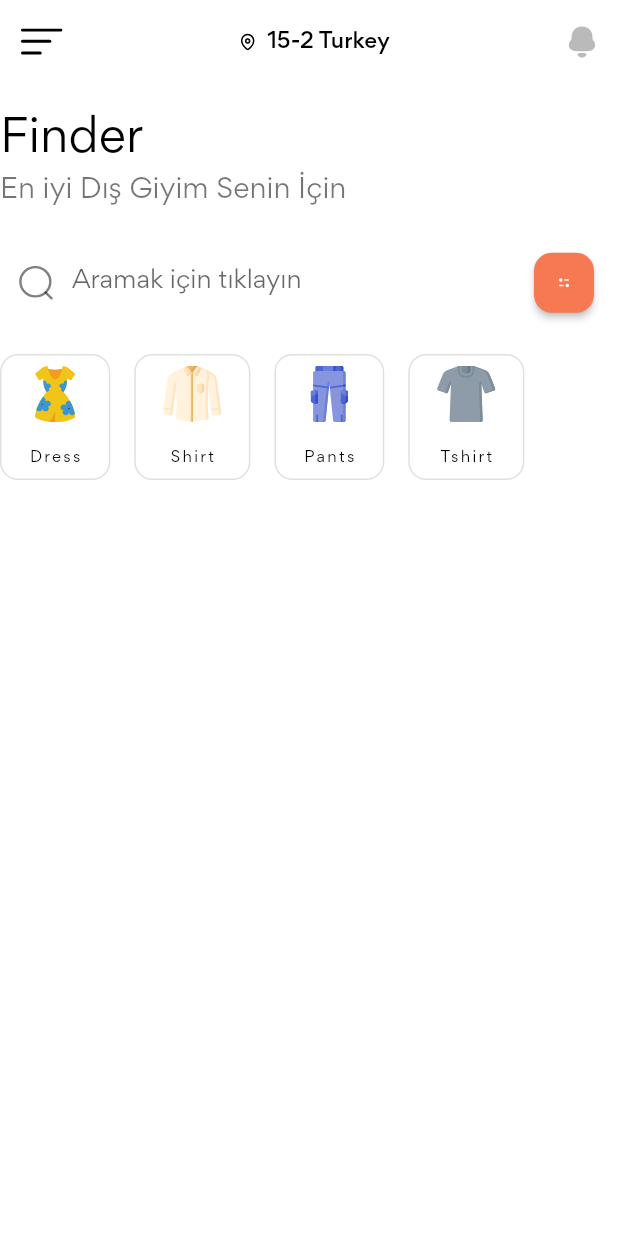
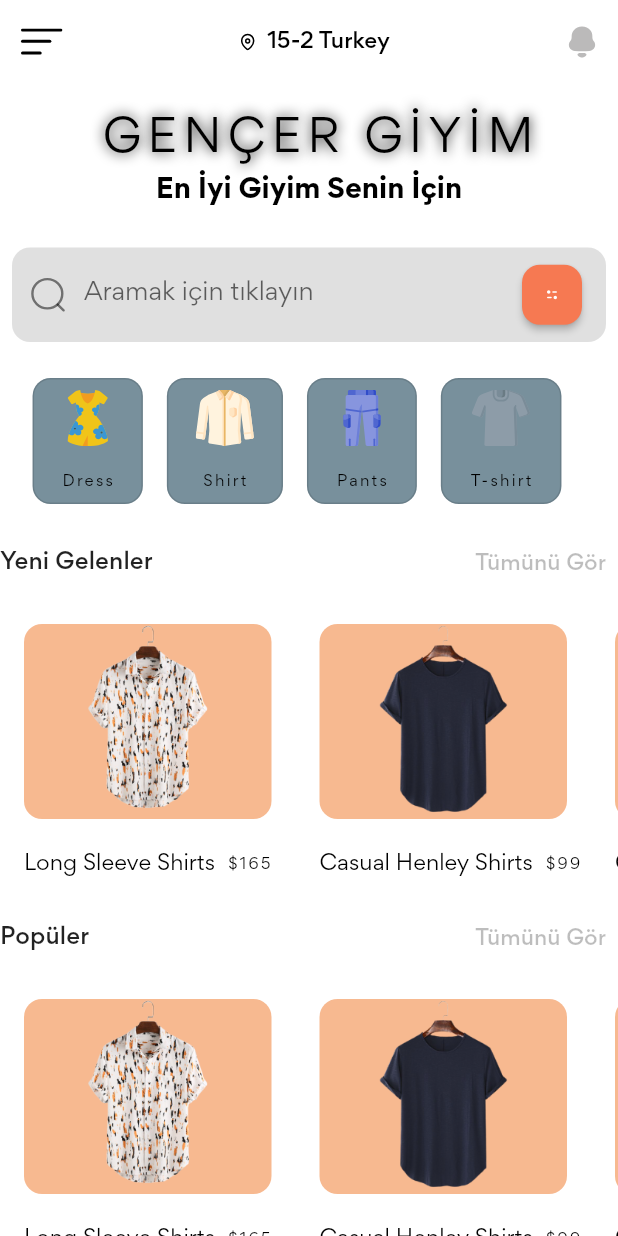
Before and after one commit to armangencer/ui_shop_app, a Flutter app: the screen it shows after launch, on a phone screen of 412 x 824 dp. Run offline on Flutter 3.47's test engine with Material 2 defaults, Android fonts, the phone set to English and light mode, and no system bars; our stand-ins replace flutter_svg.

Commit message:
second_commit
second_commit

```diff
--- a/lib/main.dart
+++ b/lib/main.dart
@@ -15,6 +15,7 @@ class MyApp extends StatelessWidget {
       debugShowCheckedModeBanner: false,
       title: 'Flutter Shop App',
       theme: ThemeData(
+
           scaffoldBackgroundColor: backgroundColor,
           primarySwatch: Colors.blue,
           fontFamily: "Gordita",
--- a/lib/models/category.dart
+++ b/lib/models/category.dart
@@ -19,6 +19,6 @@ List<Category> demo_categories = [
   ),
   Category(
     icon: "assets/icons/Tshirt.svg",
-    title: "Tshirt",
+    title: "T-shirt",
   ),
 ];
--- a/lib/models/product.dart
+++ b/lib/models/product.dart
@@ -18,24 +18,24 @@ List<Product> demo_product = [
     image: "assets/images/product_0.png",
     title: "Long Sleeve Shirts",
     price: 165,
-    bgColor: const Color(0xFFFEFBF9),
+    bgColor: const Color.fromARGB(255, 247, 185, 144),
   ),
   Product(
     image: "assets/images/product_1.png",
     title: "Casual Henley Shirts",
     price: 99,
-    bgColor: const Color(0xFFFEFBF9),
+    bgColor: const Color.fromARGB(255, 247, 185, 144),
   ),
   Product(
     image: "assets/images/product_2.png",
     title: "Curved Hem Shirts",
     price: 180,
-    bgColor: const Color(0xFFF8FEFB),
+    bgColor: const Color.fromARGB(255, 247, 185, 144),
   ),
   Product(
     image: "assets/images/product_3.png",
     title: "Casual Nolin",
     price: 149,
-    bgColor: const Color(0xFFEEEEED),
+    bgColor: const Color.fromARGB(255, 247, 185, 144),
   ),
 ];
--- a/lib/screens/components/categories.dart
+++ b/lib/screens/components/categories.dart
@@ -46,6 +46,7 @@ class CategoryCard extends StatelessWidget {
     return OutlinedButton(
         onPressed: press,
         style: OutlinedButton.styleFrom(
+            backgroundColor: Colors.blueGrey.shade400,
             shape: const RoundedRectangleBorder(
                 borderRadius:
                     BorderRadius.all(Radius.circular(defaultBorderRadius)))),
--- /dev/null
+++ b/lib/screens/components/new_arrival.dart
@@ -0,0 +1,41 @@
+import 'package:flutter/material.dart';
+import 'package:ui_shop_app/screens/components/product_card.dart';
+import 'package:ui_shop_app/screens/components/section_title.dart';
+
+import '../../models/product.dart';
+import '../constants.dart';
+
+class NewArrival extends StatelessWidget {
+  const NewArrival({
+    super.key,
+  });
+
+  @override
+  Widget build(BuildContext context) {
+    return Column(
+      children: [
+        SectionTitle(pressSeeAll: () {}, title: 'Yeni Gelenler'),
+        SingleChildScrollView(
+          scrollDirection: Axis.horizontal,
+          child: Row(
+            crossAxisAlignment: CrossAxisAlignment.start,
+            children: List.generate(
+              demo_product.length,
+              (index) => Padding(
+                padding: const EdgeInsets.only(
+                    right: defaultPadding, left: defaultPadding),
+                child: ProductCard(
+                  bgColor: demo_product[index].bgColor,
+                  image: demo_product[index].image,
+                  title: demo_product[index].title,
+                  price: demo_product[index].price,
+                  press: () {},
+                ),
+              ),
+            ),
+          ),
+        ),
+      ],
+    );
+  }
+}
--- /dev/null
+++ b/lib/screens/components/popular.dart
@@ -0,0 +1,42 @@
+import 'package:flutter/cupertino.dart';
+import 'package:flutter/material.dart';
+import 'package:ui_shop_app/screens/components/product_card.dart';
+import 'package:ui_shop_app/screens/components/section_title.dart';
+
+import '../../models/product.dart';
+import '../constants.dart';
+
+class Popular extends StatelessWidget {
+  const Popular({
+    super.key,
+  });
+
+  @override
+  Widget build(BuildContext context) {
+    return Column(
+      children: [
+        SectionTitle(pressSeeAll: () {}, title: 'Popüler'),
+        SingleChildScrollView(
+          scrollDirection: Axis.horizontal,
+          child: Row(
+            crossAxisAlignment: CrossAxisAlignment.start,
+            children: List.generate(
+              demo_product.length,
+              (index) => Padding(
+                padding: const EdgeInsets.only(
+                    right: defaultPadding, left: defaultPadding),
+                child: ProductCard(
+                  bgColor: demo_product[index].bgColor,
+                  image: demo_product[index].image,
+                  title: demo_product[index].title,
+                  price: demo_product[index].price,
+                  press: () {},
+                ),
+              ),
+            ),
+          ),
+        ),
+      ],
+    );
+  }
+}
--- /dev/null
+++ b/lib/screens/components/product_card.dart
@@ -0,0 +1,67 @@
+import 'package:flutter/material.dart';
+
+import '../constants.dart';
+
+class ProductCard extends StatelessWidget {
+  const ProductCard({
+    super.key,
+    required this.image,
+    required this.title,
+    required this.bgColor,
+    required this.price,
+    required this.press,
+  });
+
+  final String image, title;
+  final Color bgColor;
+  final int price;
+  final VoidCallback press;
+
+  @override
+  Widget build(BuildContext context) {
+    return GestureDetector(
+      onTap: press,
+      child: Container(
+        width: 165,
+        decoration: const BoxDecoration(
+            color: Colors.transparent,
+            borderRadius:
+                BorderRadius.all(Radius.circular(defaultBorderRadius))),
+        child: Column(
+          children: [
+            Padding(
+              padding: const EdgeInsets.symmetric(vertical: defaultPadding),
+              child: Container(
+                width: double.infinity,
+                decoration: BoxDecoration(
+                    color: bgColor,
+                    borderRadius: const BorderRadius.all(
+                        Radius.circular(defaultBorderRadius))),
+                child: Image.asset(
+                  image,
+                  height: 130,
+                ),
+              ),
+            ),
+            const SizedBox(height: defaultPadding / 4),
+            Row(
+              children: [
+                Text(
+                  title,
+                  style: const TextStyle(color: Colors.black),
+                ),
+                const SizedBox(
+                  width: defaultPadding / 2,
+                ),
+                Text(
+                  '\$$price',
+                  style: Theme.of(context).textTheme.labelSmall,
+                )
+              ],
+            ),
+          ],
+        ),
+      ),
+    );
+  }
+}
--- a/lib/screens/components/search_form.dart
+++ b/lib/screens/components/search_form.dart
@@ -11,11 +11,13 @@ class SearchForm extends StatelessWidget {
   @override
   Widget build(BuildContext context) {
     return Form(
+        child: Padding(
+      padding: const EdgeInsets.all(8.0),
       child: TextField(
         decoration: InputDecoration(
             hintText: "Aramak için tıklayın",
             filled: true,
-          fillColor: Colors.white,
+            fillColor: Colors.black12,
             border: outlineInputBorder,
             focusedBorder: outlineInputBorder,
             prefixIcon: Padding(
@@ -38,6 +40,7 @@ class SearchForm extends StatelessWidget {
                     child: SvgPicture.asset("assets/icons/Filter.svg")),
               ),
             )),
+      ),
     ));
   }
 }
--- /dev/null
+++ b/lib/screens/components/section_title.dart
@@ -0,0 +1,33 @@
+import 'package:flutter/material.dart';
+import 'package:ui_shop_app/screens/constants.dart';
+
+class SectionTitle extends StatelessWidget {
+  const SectionTitle({
+    super.key,
+    required this.title,
+    required this.pressSeeAll,
+  });
+  final String title;
+  final VoidCallback pressSeeAll;
+  @override
+  Widget build(BuildContext context) {
+    return Row(
+      mainAxisAlignment: MainAxisAlignment.spaceBetween,
+      children: [
+        Text(
+          title,
+          style: Theme.of(context)
+              .textTheme
+              .titleSmall!
+              .copyWith(fontSize: 15, color: Colors.black87),
+        ),
+        TextButton(
+            onPressed: pressSeeAll,
+            child: const Text(
+              'Tümünü Gör',
+              style: TextStyle(color: Colors.black26),
+            )),
+      ],
+    );
+  }
+}
--- a/lib/screens/home_screen.dart
+++ b/lib/screens/home_screen.dart
@@ -1,9 +1,9 @@
 import 'package:flutter/material.dart';
 import 'package:flutter_svg/flutter_svg.dart';
-import 'package:ui_shop_app/models/category.dart';
 import 'package:ui_shop_app/screens/constants.dart';
-
 import 'components/categories.dart';
+import 'components/new_arrival.dart';
+import 'components/popular.dart';
 import 'components/search_form.dart';
 
 class HomeScreen extends StatelessWidget {
@@ -33,26 +33,36 @@ class HomeScreen extends StatelessWidget {
               icon: SvgPicture.asset("assets/icons/Notification.svg"))
         ],
       ),
-      body: Column(crossAxisAlignment: CrossAxisAlignment.start, children: [
+      body: SingleChildScrollView(
+        child: Column(crossAxisAlignment: CrossAxisAlignment.center, children: [
           Padding(
             padding: const EdgeInsets.only(top: defaultPadding),
             child: Text(
-            "Finder",
+              " GENÇER GİYİM",
               style: Theme.of(context).textTheme.headlineLarge!.copyWith(
-                fontWeight: FontWeight.w400, color: Colors.black, fontSize: 30),
+                  fontWeight: FontWeight.w400,
+                  shadows: [const Shadow(blurRadius: 10.10)],
+                  letterSpacing: 4.0,
+                  color: Colors.black,
+                  fontSize: 30),
             ),
           ),
           Text(
-          "En iyi Dış Giyim Senin İçin",
-          style:
-              Theme.of(context).textTheme.headlineLarge!.copyWith(fontSize: 18),
+            "En İyi Giyim Senin İçin",
+            style: Theme.of(context).textTheme.headlineLarge!.copyWith(
+                fontSize: 18, color: Colors.black, fontWeight: FontWeight.bold),
           ),
           const Padding(
             padding: EdgeInsets.symmetric(vertical: defaultPadding),
             child: SearchForm(),
           ),
-        const Categories()
+          const Categories(),
+          const SizedBox(height: defaultPadding),
+          const NewArrival(),
+          const SizedBox(height: defaultPadding),
+          const Popular(),
         ]),
+      ),
     );
   }
 }
```
Lines whose indentation alone changed are shown as unchanged.
